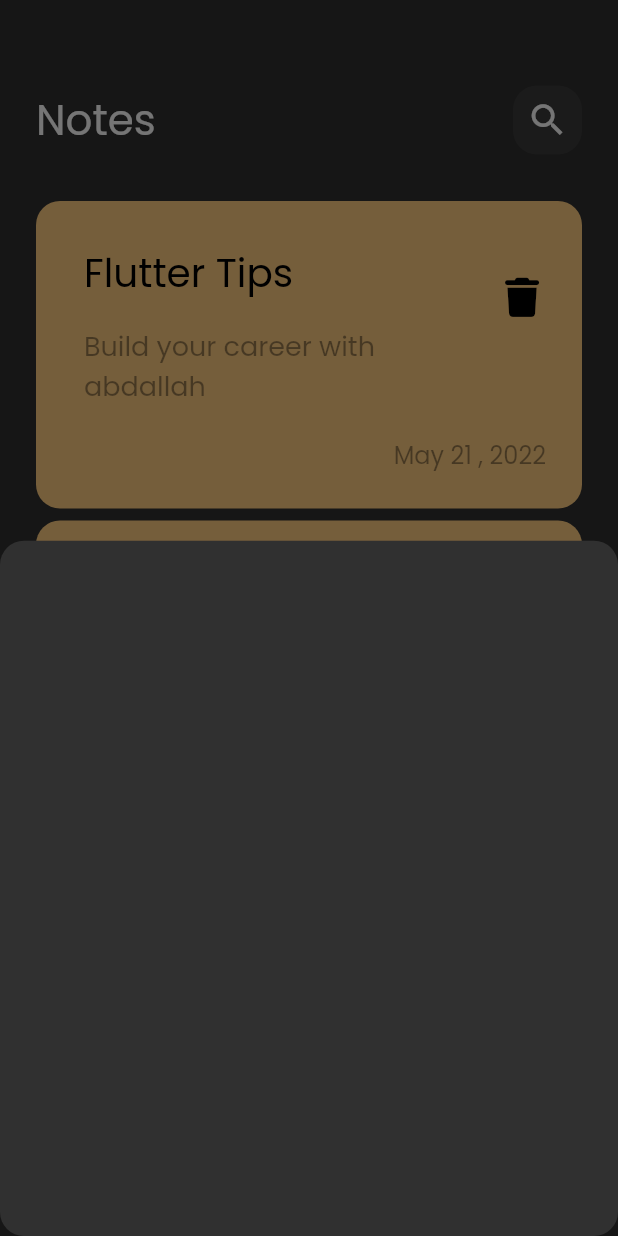
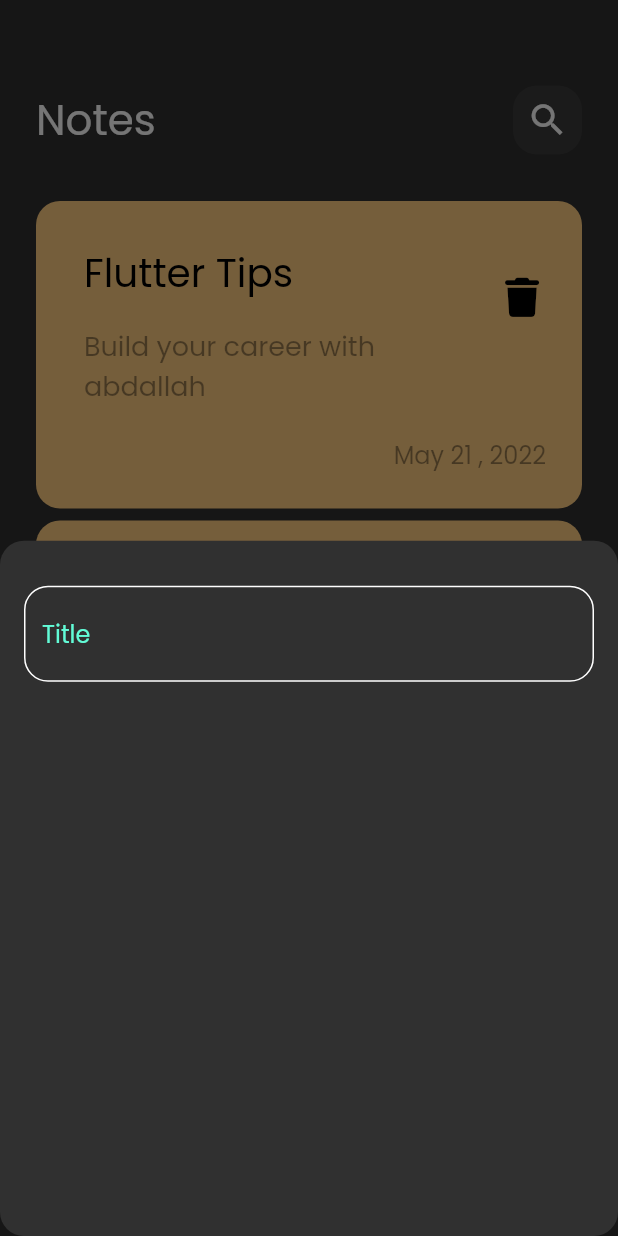
Before and after one commit to abdallh18/notes_app, a Flutter app: the screen it shows after launch, after a tap on the "add" icon, on a phone screen of 412 x 824 dp. Run offline on Flutter 3.47's test engine with Material 2 defaults, Android fonts, the phone set to English and light mode, and no system bars; our stand-ins replace font_awesome_flutter.

Commit message:
create custom text field

```diff
--- a/lib/widgets/add_note_bottom_sheet.dart
+++ b/lib/widgets/add_note_bottom_sheet.dart
@@ -1,10 +1,22 @@
 import 'package:flutter/material.dart';
+
+import 'custom_text_field.dart';
 
 class AddNoteBottomSheet extends StatelessWidget {
   const AddNoteBottomSheet({super.key});
 
   @override
   Widget build(BuildContext context) {
-    return Container();
+    return Padding(
+      padding: const EdgeInsets.symmetric(horizontal: 16),
+      child: Column(
+        children: [
+          SizedBox(
+            height: 30,
+          ),
+          CustomTextField(),
+        ],
+      ),
+    );
   }
 }
--- /dev/null
+++ b/lib/widgets/constants.dart
@@ -0,0 +1,3 @@
+import 'dart:ui';
+
+const KPrimaryColor = const Color(0xff62FCD7);
--- /dev/null
+++ b/lib/widgets/custom_text_field.dart
@@ -0,0 +1,31 @@
+import 'package:flutter/material.dart';
+import 'package:note_app/widgets/constants.dart';
+
+class CustomTextField extends StatelessWidget {
+  const CustomTextField({super.key});
+
+  @override
+  Widget build(BuildContext context) {
+    return TextField(
+      cursorColor: KPrimaryColor,
+      decoration: InputDecoration(
+        hintText: 'Title',
+        hintStyle: TextStyle(
+          color: KPrimaryColor,
+        ),
+        border: buildBorder(),
+        enabledBorder: buildBorder(),
+        focusedBorder: buildBorder(KPrimaryColor),
+      ),
+    );
+  }
+
+  OutlineInputBorder buildBorder([color]) {
+    return OutlineInputBorder(
+      borderRadius: BorderRadius.circular(16),
+      borderSide: BorderSide(
+        color: color ?? Colors.white,
+      ),
+    );
+  }
+}
```
